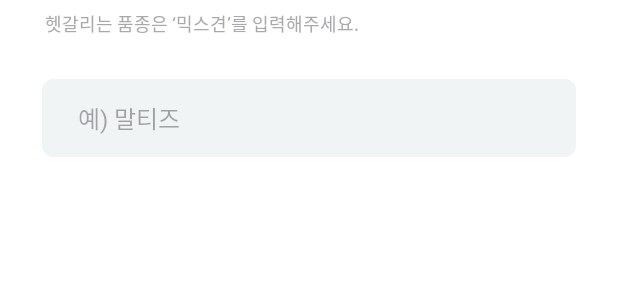
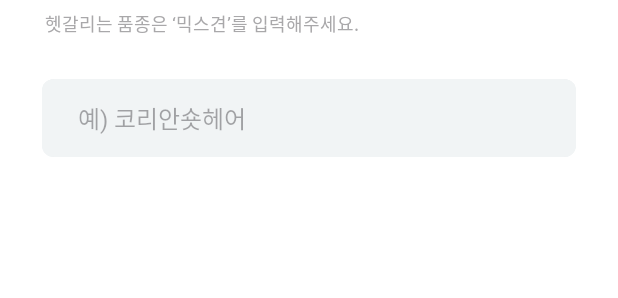
Before and after one commit to Kusitms-FITPET-DEV/FITPET_Android, an Android app built with Jetpack Compose: the layout fragment_pet_detail_breed_input.xml on its own in the app's theme, with its tools: preview values and no code run, on a phone screen of 412 x 824 dp. Shown: the part 266-564 px from the top of the screen. Run offline under Robolectric (Android 15) with nearby library versions, the phone set to English and light mode, and no system bars.

Commit message:
:sparkles: Feat: 고양이에 대한 처리 구현

```diff
--- a/app/src/main/res/layout/fragment_pet_detail_breed_input.xml
+++ b/app/src/main/res/layout/fragment_pet_detail_breed_input.xml
@@ -6,6 +6,7 @@
 
     <data>
         <import type="android.view.View" />
+        <import type="com.example.fitpet.model.domain.PetType"/>
         <variable
             name="vm"
             type="com.example.fitpet.ui.registration.petDetailBreed.PetDetailBreedInputViewModel" />
@@ -82,6 +83,25 @@
                     android:text="@{vm.uiState.detailBreed}"
                     android:hint="@string/detail_breed_input_hint"
                     android:onTextChanged="@{(s, start, before, count) -> vm.onTextChanged(s)}"
+                    android:visibility="@{vm.uiState.selectedBreed == PetType.CAT.name ? View.GONE : View.VISIBLE}"
+                    tools:ignore="LabelFor" />
+
+                <EditText
+                    android:id="@+id/catEditText"
+                    android:layout_width="match_parent"
+                    android:layout_height="match_parent"
+                    android:autofillHints=""
+                    android:paddingHorizontal="24dp"
+                    android:dropDownHeight="200dp"
+                    android:completionThreshold="1"
+                    android:background="@drawable/bg_rectangle_filled_bg_primary_radius_8"
+                    android:maxLines="1"
+                    android:inputType="text"
+                    android:textAppearance="@style/b3"
+                    android:text="@{vm.uiState.selectedDetailBreed}"
+                    android:hint="@string/detail_breed_input_hint_cat"
+                    android:onTextChanged="@{(s, start, before, count) -> vm.onCatTextChanged(s)}"
+                    android:visibility="@{vm.uiState.selectedBreed == PetType.CAT.name ? View.VISIBLE : View.GONE}"
                     tools:ignore="LabelFor" />
 
             </FrameLayout>
--- a/app/src/main/res/values/strings.xml
+++ b/app/src/main/res/values/strings.xml
@@ -73,6 +73,7 @@
     <string name="detail_breed_dog_guide">헷갈리는 품종은 ‘믹스견’를 입력해주세요.</string>
     <string name="detail_breed_cat_guide">헷갈리는 품종은 ‘믹스묘’를 입력해주세요.</string>
     <string name="detail_breed_input_hint">예) 말티즈</string>
+    <string name="detail_breed_input_hint_cat">예) 코리안숏헤어</string>
 
     <!--  PetBirthInput  -->
     <string name="birth_input_registration">출생년도는 언제인가요?</string>
```
Also changed, not shown: app/src/main/java/com/example/fitpet/ui/registration/petDetailBreed/PetDetailBreedInputFragment.kt (+3 -4 lines), app/src/main/java/com/example/fitpet/ui/registration/petDetailBreed/PetDetailBreedInputViewModel.kt (+14 -2 lines).
